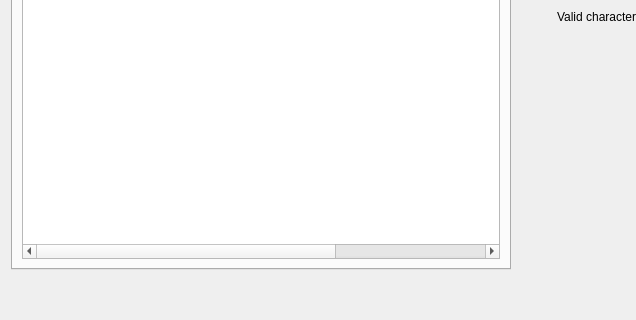
Before: the Qt Designer form checkfrench/ui/project_manager/project_manager.ui in Silous888/RawTextCheck, drawn with Qt 5; both pictures show x 0 to 636 and y 322 to 642 of the 1104 by 642 pixel window.
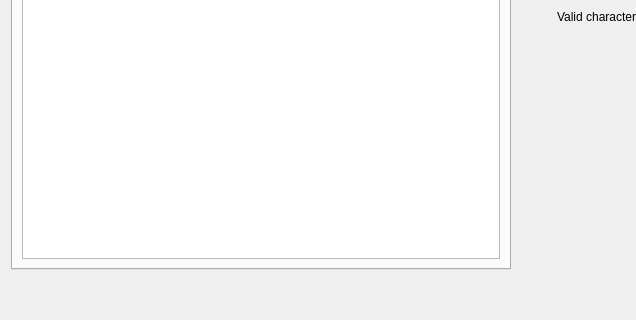
After: the same form once the commit is applied. The open tabs and pages were chosen to show the change.

What changed in the file:
```diff
--- a/checkfrench/ui/project_manager/project_manager.ui
+++ b/checkfrench/ui/project_manager/project_manager.ui
@@ -229,10 +229,7 @@
           </attribute>
           <layout class="QGridLayout" name="gridLayout_3">
            <item row="0" column="0">
-            <widget class="QTableWidget" name="tableWidget_ignoredSubstrings">
-             <property name="contextMenuPolicy">
-              <enum>Qt::CustomContextMenu</enum>
-             </property>
+            <widget class="QTableView" name="tableView_ignoredSubstrings">
              <property name="dragDropOverwriteMode">
               <bool>false</bool>
              </property>
@@ -245,33 +242,12 @@
              <attribute name="horizontalHeaderVisible">
               <bool>false</bool>
              </attribute>
-             <attribute name="horizontalHeaderDefaultSectionSize">
-              <number>200</number>
-             </attribute>
              <attribute name="horizontalHeaderStretchLastSection">
               <bool>true</bool>
              </attribute>
              <attribute name="verticalHeaderVisible">
               <bool>false</bool>
              </attribute>
-             <attribute name="verticalHeaderShowSortIndicator" stdset="0">
-              <bool>false</bool>
-             </attribute>
-             <column>
-              <property name="text">
-               <string>0</string>
-              </property>
-             </column>
-             <column>
-              <property name="text">
-               <string>1</string>
-              </property>
-             </column>
-             <column>
-              <property name="text">
-               <string>2</string>
-              </property>
-             </column>
             </widget>
            </item>
           </layout>
```
Left out of the diff: 68 changed lines with no effect on the pictures.
